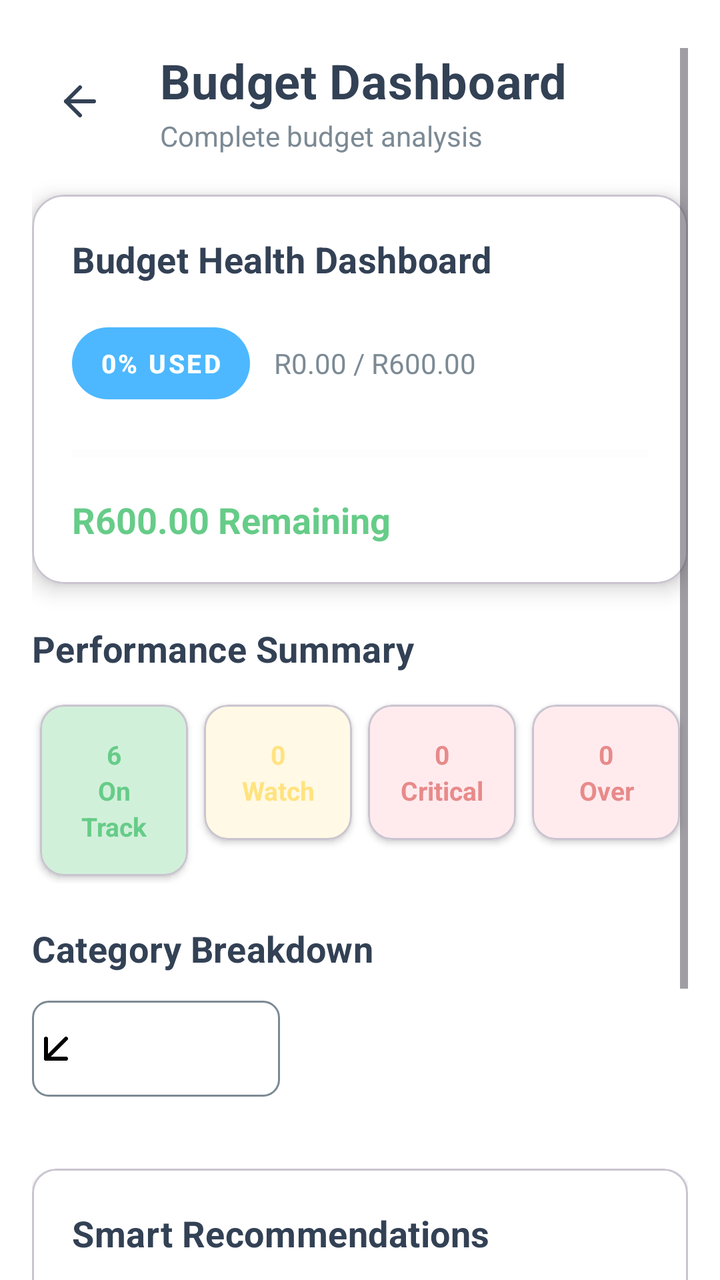
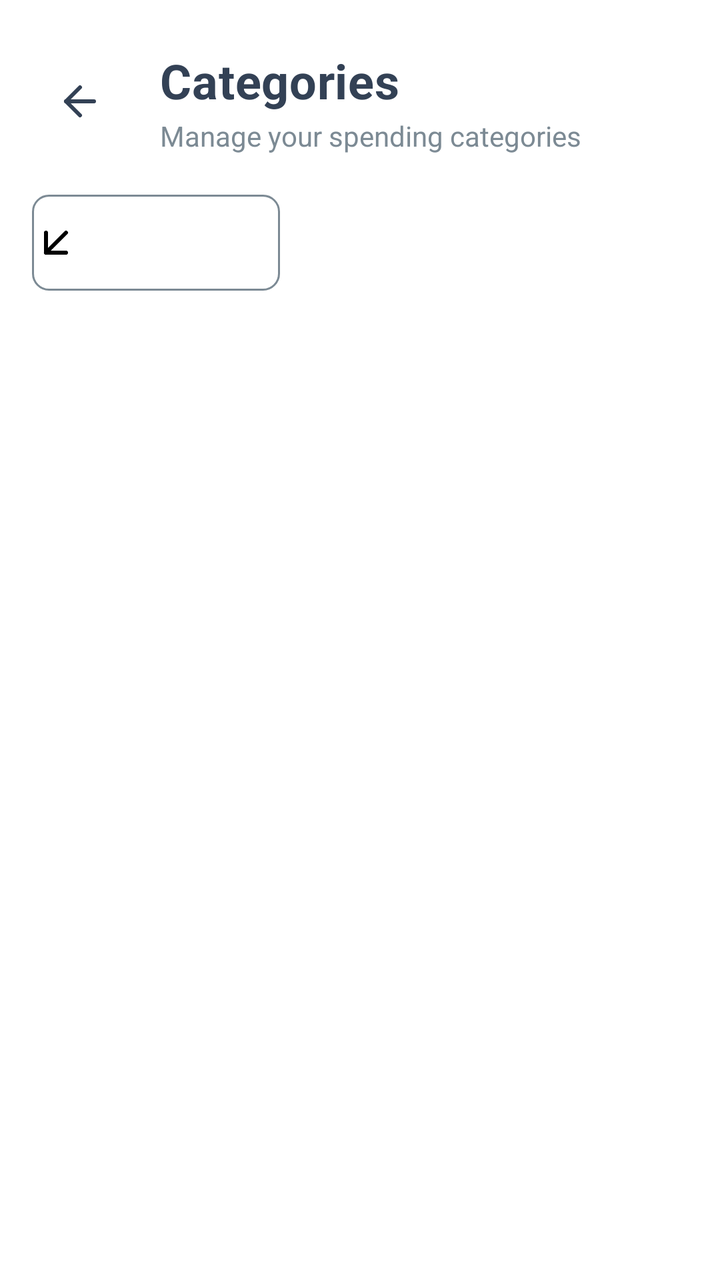

Screens rendered from an Android XML layout before and after an edit, with the pre-edit source and the edit as a unified diff.
<!-- AndroidManifest.xml: application theme Theme.MyApplication -->
<!-- res/layout/fragment_budget_dashboard.xml -->
<?xml version="1.0" encoding="utf-8"?>
<ScrollView xmlns:android="http://schemas.android.com/apk/res/android"
    xmlns:app="http://schemas.android.com/apk/res-auto"
    xmlns:tools="http://schemas.android.com/tools"
    android:layout_width="match_parent"
    android:layout_height="match_parent"
    android:background="@color/white"
    android:paddingHorizontal="16dp"
    android:paddingTop="24dp"
    android:paddingBottom="48dp"
    android:clipToPadding="false"
    android:scrollbars="vertical"
    android:fitsSystemWindows="false">

    <LinearLayout
        android:layout_width="match_parent"
        android:layout_height="wrap_content"
        android:orientation="vertical"
        android:paddingBottom="16dp">

        
        <LinearLayout
            android:layout_width="match_parent"
            android:layout_height="wrap_content"
            android:gravity="center_vertical"
            android:layout_marginBottom="20dp"
            android:orientation="horizontal">

            <ImageButton
                android:id="@+id/back_button"
                android:layout_width="48dp"
                android:layout_height="48dp"
                android:background="@android:color/transparent"
                android:src="@drawable/ic_arrow_left"
                android:contentDescription="@string/back"
                app:tint="@color/foreground" />

            <LinearLayout
                android:layout_width="wrap_content"
                android:layout_height="wrap_content"
                android:orientation="vertical"
                android:layout_marginStart="16dp">

                <TextView
                    android:layout_width="wrap_content"
                    android:layout_height="wrap_content"
                    android:text="@string/budget_dashboard"
                    android:textColor="@color/foreground"
                    android:textSize="24sp"
                    android:textStyle="bold"
                    android:letterSpacing="0.01" />

                <TextView
                    android:layout_width="wrap_content"
                    android:layout_height="wrap_content"
                    android:text="@string/complete_budget_analysis"
                    android:textColor="@color/muted_foreground"
                    android:textSize="14sp"
                    android:layout_marginTop="2dp" />
            </LinearLayout>
        </LinearLayout>

        
        <com.google.android.material.card.MaterialCardView
            android:layout_width="match_parent"
            android:layout_height="wrap_content"
            android:layout_marginBottom="20dp"
            app:cardBackgroundColor="@color/white"
            app:cardCornerRadius="16dp"
            app:cardElevation="6dp">

            <LinearLayout
                android:layout_width="match_parent"
                android:layout_height="wrap_content"
                android:orientation="vertical"
                android:padding="20dp">

                <TextView
                    android:layout_width="wrap_content"
                    android:layout_height="wrap_content"
                    android:text="@string/budget_health_dashboard"
                    android:textSize="18sp"
                    android:textStyle="bold"
                    android:textColor="@color/foreground"
                    android:layout_marginBottom="16dp"
                    android:letterSpacing="0.01" />

                
                <LinearLayout
                    android:layout_width="match_parent"
                    android:layout_height="wrap_content"
                    android:orientation="horizontal"
                    android:gravity="center_vertical">

                    <com.google.android.material.button.MaterialButton
                        android:id="@+id/progress_text"
                        style="@style/Widget.MaterialComponents.Button.TextButton"
                        android:layout_width="wrap_content"
                        android:layout_height="wrap_content"
                        android:text="@string/_0_used"
                        android:textSize="13sp"
                        android:textStyle="bold"
                        android:textColor="@android:color/white"
                        app:backgroundTint="@color/primary"
                        app:cornerRadius="50dp"
                        app:iconPadding="0dp"
                        android:paddingHorizontal="14dp"
                        android:paddingVertical="6dp" />

                    <TextView
                        android:id="@+id/total_budget_text"
                        android:layout_width="wrap_content"
                        android:layout_height="wrap_content"
                        android:layout_marginStart="12dp"
                        android:text="@string/r0_00_r600_00"
                        android:textColor="@color/muted_foreground"
                        android:textSize="14sp" />
                </LinearLayout>

                <ProgressBar
                    android:id="@+id/budget_progress_bar"
                    style="?android:attr/progressBarStyleHorizontal"
                    android:layout_width="match_parent"
                    android:layout_height="10dp"
                    android:progress="0"
                    android:max="100"
                    android:progressTint="@color/primary"
                    android:progressBackgroundTint="@color/muted"
                    android:layout_marginVertical="16dp" />

                
                <LinearLayout
                    android:layout_width="match_parent"
                    android:layout_height="wrap_content"
                    android:orientation="horizontal"
                    android:gravity="center_vertical">

                    <TextView
                        android:id="@+id/remaining_budget_text"
                        android:layout_width="0dp"
                        android:layout_height="wrap_content"
                        android:layout_weight="1"
                        android:text="@string/r600_00_remaining"
                        android:textColor="@color/success"
                        android:textSize="18sp"
                        android:textStyle="bold" />
                </LinearLayout>
            </LinearLayout>
        </com.google.android.material.card.MaterialCardView>

        
        <TextView
            android:layout_width="wrap_content"
            android:layout_height="wrap_content"
            android:text="@string/performance_summary"
            android:textColor="@color/foreground"
            android:textSize="18sp"
            android:textStyle="bold"
            android:layout_marginBottom="12dp"
            android:letterSpacing="0.01" />

        <LinearLayout
            android:layout_width="match_parent"
            android:layout_height="wrap_content"
            android:orientation="horizontal"
            android:weightSum="4"
            android:layout_marginBottom="20dp">

            
            <com.google.android.material.card.MaterialCardView
                android:layout_width="0dp"
                android:layout_height="wrap_content"
                android:layout_weight="1"
                android:layout_margin="4dp"
                app:cardCornerRadius="12dp"
                app:cardElevation="2dp"
                app:cardBackgroundColor="@color/success_light">

                <TextView
                    android:id="@+id/on_track_count"
                    android:layout_width="match_parent"
                    android:layout_height="wrap_content"
                    android:gravity="center"
                    android:padding="16dp"
                    android:text="@string/_6_non_track"
                    android:textSize="13sp"
                    android:textStyle="bold"
                    android:lineHeight="18dp"
                    android:textColor="@color/success" />
            </com.google.android.material.card.MaterialCardView>

            
            <com.google.android.material.card.MaterialCardView
                android:layout_width="0dp"
                android:layout_height="wrap_content"
                android:layout_weight="1"
                android:layout_margin="4dp"
                app:cardCornerRadius="12dp"
                app:cardElevation="2dp"
                app:cardBackgroundColor="#FFF9E5">

                <TextView
                    android:id="@+id/watch_count"
                    android:layout_width="match_parent"
                    android:layout_height="wrap_content"
                    android:gravity="center"
                    android:padding="16dp"
                    android:text="@string/_0_nwatch"
                    android:textSize="13sp"
                    android:textStyle="bold"
                    android:lineHeight="18dp"
                    android:textColor="@color/warning" />
            </com.google.android.material.card.MaterialCardView>

            
            <com.google.android.material.card.MaterialCardView
                android:layout_width="0dp"
                android:layout_height="wrap_content"
                android:layout_weight="1"
                android:layout_margin="4dp"
                app:cardCornerRadius="12dp"
                app:cardElevation="2dp"
                app:cardBackgroundColor="#FFEBEE">

                <TextView
                    android:id="@+id/critical_count"
                    android:layout_width="match_parent"
                    android:layout_height="wrap_content"
                    android:gravity="center"
                    android:padding="16dp"
                    android:text="@string/_0_ncritical"
                    android:textSize="13sp"
                    android:textStyle="bold"
                    android:lineHeight="18dp"
                    android:textColor="@color/destructive" />
            </com.google.android.material.card.MaterialCardView>

            
            <com.google.android.material.card.MaterialCardView
                android:layout_width="0dp"
                android:layout_height="wrap_content"
                android:layout_weight="1"
                android:layout_margin="4dp"
                app:cardCornerRadius="12dp"
                app:cardElevation="2dp"
                app:cardBackgroundColor="#FFEBEE">

                <TextView
                    android:id="@+id/over_count"
                    android:layout_width="match_parent"
                    android:layout_height="wrap_content"
                    android:gravity="center"
                    android:padding="16dp"
                    android:text="@string/_0_nover"
                    android:textSize="13sp"
                    android:textStyle="bold"
                    android:lineHeight="18dp"
                    android:textColor="@color/error" />
            </com.google.android.material.card.MaterialCardView>
        </LinearLayout>

        
        <TextView
            android:layout_width="wrap_content"
            android:layout_height="wrap_content"
            android:text="@string/category_breakdown"
            android:textColor="@color/foreground"
            android:textSize="18sp"
            android:textStyle="bold"
            android:layout_marginBottom="12dp"
            android:letterSpacing="0.01" />

        
        <Spinner
            android:id="@+id/time_period_spinner"
            android:layout_width="wrap_content"
            android:layout_height="wrap_content"
            android:layout_marginTop="2dp"
            android:layout_marginBottom="16dp"
            android:background="@drawable/spinner_background"
            android:minHeight="48dp"
            android:paddingHorizontal="16dp"
            android:paddingVertical="8dp"
            android:popupBackground="@color/card_background"
            android:spinnerMode="dropdown" />

        <androidx.recyclerview.widget.RecyclerView
            android:id="@+id/category_recycler"
            android:layout_width="match_parent"
            android:layout_height="wrap_content"
            android:layout_marginBottom="20dp" />

        
        <com.google.android.material.card.MaterialCardView
            android:layout_width="match_parent"
            android:layout_height="wrap_content"
            android:layout_marginBottom="24dp"
            app:cardCornerRadius="12dp"
            app:cardElevation="2dp"
            app:cardBackgroundColor="@color/white">

            <LinearLayout
                android:layout_width="match_parent"
                android:layout_height="wrap_content"
                android:orientation="vertical"
                android:padding="20dp">

                <TextView
                    android:layout_width="wrap_content"
                    android:layout_height="wrap_content"
                    android:text="@string/smart_recommendations"
                    android:textColor="@color/foreground"
                    android:textSize="18sp"
                    android:textStyle="bold"
                    android:layout_marginBottom="12dp"
                    android:letterSpacing="0.01" />

                <TextView
                    android:layout_width="match_parent"
                    android:layout_height="wrap_content"
                    android:text="@string/great_job_you_re_managing_most_categories_well"
                    android:textColor="@color/muted_foreground"
                    android:textSize="15sp"
                    android:lineSpacingExtra="2dp" />
            </LinearLayout>
        </com.google.android.material.card.MaterialCardView>

        
        <View
            android:layout_width="match_parent"
            android:layout_height="32dp" />
    </LinearLayout>
</ScrollView>
<!-- resources referenced by this layout -->
<resources>
  <color name="card_background">#FFFFFF</color>
  <color name="destructive">#E88A8A</color>
  <color name="error">@color/destructive</color>
  <color name="foreground">#334155</color>
  <color name="muted">#F5F8FB</color>
  <color name="muted_foreground">#7C8A94</color>
  <color name="primary">#4DB8FF</color>
  <color name="success">#66CC88</color>
  <color name="success_light">#D1F0DA</color>
  <color name="warning">#FFE380</color>
  <color name="white">#FFFFFF</color>
  <!-- drawable ic_arrow_left (drawable) -->
  <vector xmlns:android="http://schemas.android.com/apk/res/android"
      android:width="24dp"
      android:height="24dp"
      android:viewportWidth="24"
      android:viewportHeight="24">
    <path
        android:pathData="m12 19-7-7 7-7"
        android:strokeWidth="2"
        android:strokeColor="@android:color/black"
        android:fillColor="@android:color/transparent"
        android:strokeLineCap="round"
        android:strokeLineJoin="round"/>
    <path
        android:pathData="M19 12H5"
        android:strokeWidth="2"
        android:strokeColor="@android:color/black"
        android:fillColor="@android:color/transparent"
        android:strokeLineCap="round"
        android:strokeLineJoin="round"/>
  </vector>
  <!-- drawable spinner_background (drawable) -->
  <?xml version="1.0" encoding="utf-8"?>
  <layer-list xmlns:android="http://schemas.android.com/apk/res/android">
      
      <item>
          <shape android:shape="rectangle">
              <solid android:color="@color/card_background" />
              <stroke
                  android:width="1dp"
                  android:color="@color/muted_foreground" />
              <corners android:radius="8dp" />
          </shape>
      </item>
  
      
      <item
          android:drawable="@drawable/ic_arrow_down_left"
          android:gravity="end|center_vertical"
          android:width="24dp"
          android:height="24dp"
          android:right="100dp" />
  </layer-list>
  <string name="_0_ncritical">0\nCritical</string>
  <string name="_0_nover">0\nOver</string>
  <string name="_0_nwatch">0\nWatch</string>
  <string name="_0_used">0% Used</string>
  <string name="_6_non_track">6\nOn Track</string>
  <string name="back">Back</string>
  <string name="budget_dashboard">Budget Dashboard</string>
  <string name="budget_health_dashboard">Budget Health Dashboard</string>
  <string name="category_breakdown">Category Breakdown</string>
  <string name="complete_budget_analysis">Complete budget analysis</string>
  <string name="great_job_you_re_managing_most_categories_well">• Great job! You\'re managing most categories well</string>
  <string name="performance_summary">Performance Summary</string>
  <string name="r0_00_r600_00">R0.00 / R600.00</string>
  <string name="r600_00_remaining">R600.00 Remaining</string>
  <string name="smart_recommendations">Smart Recommendations</string>
  <style name="Theme.MyApplication" parent="Base.Theme.MyApplication" />
  <!-- drawable ic_arrow_down_left (drawable) -->
  <vector xmlns:android="http://schemas.android.com/apk/res/android"
      android:width="24dp"
      android:height="24dp"
      android:viewportWidth="24"
      android:viewportHeight="24">
    <path
        android:pathData="M17 7 7 17"
        android:strokeWidth="2"
        android:strokeColor="@android:color/black"
        android:fillColor="@android:color/transparent"
        android:strokeLineCap="round"
        android:strokeLineJoin="round"/>
    <path
        android:pathData="M17 17H7V7"
        android:strokeWidth="2"
        android:strokeColor="@android:color/black"
        android:fillColor="@android:color/transparent"
        android:strokeLineCap="round"
        android:strokeLineJoin="round"/>
  </vector>
  <style name="Base.Theme.MyApplication" parent="Theme.Material3.DayNight.NoActionBar">
          
          
      </style>
</resources>

<!-- the commit's change to res/layout/fragment_budget_dashboard.xml (unified diff, before → after) -->
@@ -1,7 +1,6 @@
 <?xml version="1.0" encoding="utf-8"?>
 <ScrollView xmlns:android="http://schemas.android.com/apk/res/android"
     xmlns:app="http://schemas.android.com/apk/res-auto"
-    xmlns:tools="http://schemas.android.com/tools"
     android:layout_width="match_parent"
     android:layout_height="match_parent"
     android:background="@color/white"
@@ -44,7 +43,7 @@
                 <TextView
                     android:layout_width="wrap_content"
                     android:layout_height="wrap_content"
-                    android:text="@string/budget_dashboard"
+                    android:text="@string/categories"
                     android:textColor="@color/foreground"
                     android:textSize="24sp"
                     android:textStyle="bold"
@@ -53,7 +52,7 @@
                 <TextView
                     android:layout_width="wrap_content"
                     android:layout_height="wrap_content"
-                    android:text="@string/complete_budget_analysis"
+                    android:text="Manage your spending categories"
                     android:textColor="@color/muted_foreground"
                     android:textSize="14sp"
                     android:layout_marginTop="2dp" />
@@ -61,221 +60,10 @@
         </LinearLayout>
 
         
-        <com.google.android.material.card.MaterialCardView
-            android:layout_width="match_parent"
-            android:layout_height="wrap_content"
-            android:layout_marginBottom="20dp"
-            app:cardBackgroundColor="@color/white"
-            app:cardCornerRadius="16dp"
-            app:cardElevation="6dp">
-
-            <LinearLayout
-                android:layout_width="match_parent"
-                android:layout_height="wrap_content"
-                android:orientation="vertical"
-                android:padding="20dp">
-
-                <TextView
-                    android:layout_width="wrap_content"
-                    android:layout_height="wrap_content"
-                    android:text="@string/budget_health_dashboard"
-                    android:textSize="18sp"
-                    android:textStyle="bold"
-                    android:textColor="@color/foreground"
-                    android:layout_marginBottom="16dp"
-                    android:letterSpacing="0.01" />
-
-                
-                <LinearLayout
-                    android:layout_width="match_parent"
-                    android:layout_height="wrap_content"
-                    android:orientation="horizontal"
-                    android:gravity="center_vertical">
-
-                    <com.google.android.material.button.MaterialButton
-                        android:id="@+id/progress_text"
-                        style="@style/Widget.MaterialComponents.Button.TextButton"
-                        android:layout_width="wrap_content"
-                        android:layout_height="wrap_content"
-                        android:text="@string/_0_used"
-                        android:textSize="13sp"
-                        android:textStyle="bold"
-                        android:textColor="@android:color/white"
-                        app:backgroundTint="@color/primary"
-                        app:cornerRadius="50dp"
-                        app:iconPadding="0dp"
-                        android:paddingHorizontal="14dp"
-                        android:paddingVertical="6dp" />
-
-                    <TextView
-                        android:id="@+id/total_budget_text"
-                        android:layout_width="wrap_content"
-                        android:layout_height="wrap_content"
-                        android:layout_marginStart="12dp"
-                        android:text="@string/r0_00_r600_00"
-                        android:textColor="@color/muted_foreground"
-                        android:textSize="14sp" />
-                </LinearLayout>
-
-                <ProgressBar
-                    android:id="@+id/budget_progress_bar"
-                    style="?android:attr/progressBarStyleHorizontal"
-                    android:layout_width="match_parent"
-                    android:layout_height="10dp"
-                    android:progress="0"
-                    android:max="100"
-                    android:progressTint="@color/primary"
-                    android:progressBackgroundTint="@color/muted"
-                    android:layout_marginVertical="16dp" />
-
-                
-                <LinearLayout
-                    android:layout_width="match_parent"
-                    android:layout_height="wrap_content"
-                    android:orientation="horizontal"
-                    android:gravity="center_vertical">
-
-                    <TextView
-                        android:id="@+id/remaining_budget_text"
-                        android:layout_width="0dp"
-                        android:layout_height="wrap_content"
-                        android:layout_weight="1"
-                        android:text="@string/r600_00_remaining"
-                        android:textColor="@color/success"
-                        android:textSize="18sp"
-                        android:textStyle="bold" />
-                </LinearLayout>
-            </LinearLayout>
-        </com.google.android.material.card.MaterialCardView>
-
-        
-        <TextView
-            android:layout_width="wrap_content"
-            android:layout_height="wrap_content"
-            android:text="@string/performance_summary"
-            android:textColor="@color/foreground"
-            android:textSize="18sp"
-            android:textStyle="bold"
-            android:layout_marginBottom="12dp"
-            android:letterSpacing="0.01" />
-
-        <LinearLayout
-            android:layout_width="match_parent"
-            android:layout_height="wrap_content"
-            android:orientation="horizontal"
-            android:weightSum="4"
-            android:layout_marginBottom="20dp">
-
-            
-            <com.google.android.material.card.MaterialCardView
-                android:layout_width="0dp"
-                android:layout_height="wrap_content"
-                android:layout_weight="1"
-                android:layout_margin="4dp"
-                app:cardCornerRadius="12dp"
-                app:cardElevation="2dp"
-                app:cardBackgroundColor="@color/success_light">
-
-                <TextView
-                    android:id="@+id/on_track_count"
-                    android:layout_width="match_parent"
-                    android:layout_height="wrap_content"
-                    android:gravity="center"
-                    android:padding="16dp"
-                    android:text="@string/_6_non_track"
-                    android:textSize="13sp"
-                    android:textStyle="bold"
-                    android:lineHeight="18dp"
-                    android:textColor="@color/success" />
-            </com.google.android.material.card.MaterialCardView>
-
-            
-            <com.google.android.material.card.MaterialCardView
-                android:layout_width="0dp"
-                android:layout_height="wrap_content"
-                android:layout_weight="1"
-                android:layout_margin="4dp"
-                app:cardCornerRadius="12dp"
-                app:cardElevation="2dp"
-                app:cardBackgroundColor="#FFF9E5">
-
-                <TextView
-                    android:id="@+id/watch_count"
-                    android:layout_width="match_parent"
-                    android:layout_height="wrap_content"
-                    android:gravity="center"
-                    android:padding="16dp"
-                    android:text="@string/_0_nwatch"
-                    android:textSize="13sp"
-                    android:textStyle="bold"
-                    android:lineHeight="18dp"
-                    android:textColor="@color/warning" />
-            </com.google.android.material.card.MaterialCardView>
-
-            
-            <com.google.android.material.card.MaterialCardView
-                android:layout_width="0dp"
-                android:layout_height="wrap_content"
-                android:layout_weight="1"
-                android:layout_margin="4dp"
-                app:cardCornerRadius="12dp"
-                app:cardElevation="2dp"
-                app:cardBackgroundColor="#FFEBEE">
-
-                <TextView
-                    android:id="@+id/critical_count"
-                    android:layout_width="match_parent"
-                    android:layout_height="wrap_content"
-                    android:gravity="center"
-                    android:padding="16dp"
-                    android:text="@string/_0_ncritical"
-                    android:textSize="13sp"
-                    android:textStyle="bold"
-                    android:lineHeight="18dp"
-                    android:textColor="@color/destructive" />
-            </com.google.android.material.card.MaterialCardView>
-
-            
-            <com.google.android.material.card.MaterialCardView
-                android:layout_width="0dp"
-                android:layout_height="wrap_content"
-                android:layout_weight="1"
-                android:layout_margin="4dp"
-                app:cardCornerRadius="12dp"
-                app:cardElevation="2dp"
-                app:cardBackgroundColor="#FFEBEE">
-
-                <TextView
-                    android:id="@+id/over_count"
-                    android:layout_width="match_parent"
-                    android:layout_height="wrap_content"
-                    android:gravity="center"
-                    android:padding="16dp"
-                    android:text="@string/_0_nover"
-                    android:textSize="13sp"
-                    android:textStyle="bold"
-                    android:lineHeight="18dp"
-                    android:textColor="@color/error" />
-            </com.google.android.material.card.MaterialCardView>
-        </LinearLayout>
-
-        
-        <TextView
-            android:layout_width="wrap_content"
-            android:layout_height="wrap_content"
-            android:text="@string/category_breakdown"
-            android:textColor="@color/foreground"
-            android:textSize="18sp"
-            android:textStyle="bold"
-            android:layout_marginBottom="12dp"
-            android:letterSpacing="0.01" />
-
-        
         <Spinner
             android:id="@+id/time_period_spinner"
             android:layout_width="wrap_content"
             android:layout_height="wrap_content"
-            android:layout_marginTop="2dp"
             android:layout_marginBottom="16dp"
             android:background="@drawable/spinner_background"
             android:minHeight="48dp"
@@ -284,6 +72,7 @@
             android:popupBackground="@color/card_background"
             android:spinnerMode="dropdown" />
 
+        
         <androidx.recyclerview.widget.RecyclerView
             android:id="@+id/category_recycler"
             android:layout_width="match_parent"
@@ -291,43 +80,9 @@
             android:layout_marginBottom="20dp" />
 
         
-        <com.google.android.material.card.MaterialCardView
-            android:layout_width="match_parent"
-            android:layout_height="wrap_content"
-            android:layout_marginBottom="24dp"
-            app:cardCornerRadius="12dp"
-            app:cardElevation="2dp"
-            app:cardBackgroundColor="@color/white">
-
-            <LinearLayout
-                android:layout_width="match_parent"
-                android:layout_height="wrap_content"
-                android:orientation="vertical"
-                android:padding="20dp">
-
-                <TextView
-                    android:layout_width="wrap_content"
-                    android:layout_height="wrap_content"
-                    android:text="@string/smart_recommendations"
-                    android:textColor="@color/foreground"
-                    android:textSize="18sp"
-                    android:textStyle="bold"
-                    android:layout_marginBottom="12dp"
-                    android:letterSpacing="0.01" />
-
-                <TextView
-                    android:layout_width="match_parent"
-                    android:layout_height="wrap_content"
-                    android:text="@string/great_job_you_re_managing_most_categories_well"
-                    android:textColor="@color/muted_foreground"
-                    android:textSize="15sp"
-                    android:lineSpacingExtra="2dp" />
-            </LinearLayout>
-        </com.google.android.material.card.MaterialCardView>
-
-        
         <View
             android:layout_width="match_parent"
             android:layout_height="32dp" />
+
     </LinearLayout>
 </ScrollView>
<!-- resource entries referenced after the edit -->
@@ -1,15 +1,8 @@
 <!-- resources referenced by this layout -->
 <resources>
   <color name="card_background">#FFFFFF</color>
-  <color name="destructive">#E88A8A</color>
-  <color name="error">@color/destructive</color>
   <color name="foreground">#334155</color>
-  <color name="muted">#F5F8FB</color>
   <color name="muted_foreground">#7C8A94</color>
-  <color name="primary">#4DB8FF</color>
-  <color name="success">#66CC88</color>
-  <color name="success_light">#D1F0DA</color>
-  <color name="warning">#FFE380</color>
   <color name="white">#FFFFFF</color>
   <!-- drawable ic_arrow_left (drawable) -->
   <vector xmlns:android="http://schemas.android.com/apk/res/android"
@@ -54,21 +47,8 @@
           android:height="24dp"
           android:right="100dp" />
   </layer-list>
-  <string name="_0_ncritical">0\nCritical</string>
-  <string name="_0_nover">0\nOver</string>
-  <string name="_0_nwatch">0\nWatch</string>
-  <string name="_0_used">0% Used</string>
-  <string name="_6_non_track">6\nOn Track</string>
   <string name="back">Back</string>
-  <string name="budget_dashboard">Budget Dashboard</string>
-  <string name="budget_health_dashboard">Budget Health Dashboard</string>
-  <string name="category_breakdown">Category Breakdown</string>
-  <string name="complete_budget_analysis">Complete budget analysis</string>
-  <string name="great_job_you_re_managing_most_categories_well">• Great job! You\'re managing most categories well</string>
-  <string name="performance_summary">Performance Summary</string>
-  <string name="r0_00_r600_00">R0.00 / R600.00</string>
-  <string name="r600_00_remaining">R600.00 Remaining</string>
-  <string name="smart_recommendations">Smart Recommendations</string>
+  <string name="categories">Categories</string>
   <style name="Theme.MyApplication" parent="Base.Theme.MyApplication" />
   <!-- drawable ic_arrow_down_left (drawable) -->
   <vector xmlns:android="http://schemas.android.com/apk/res/android"
